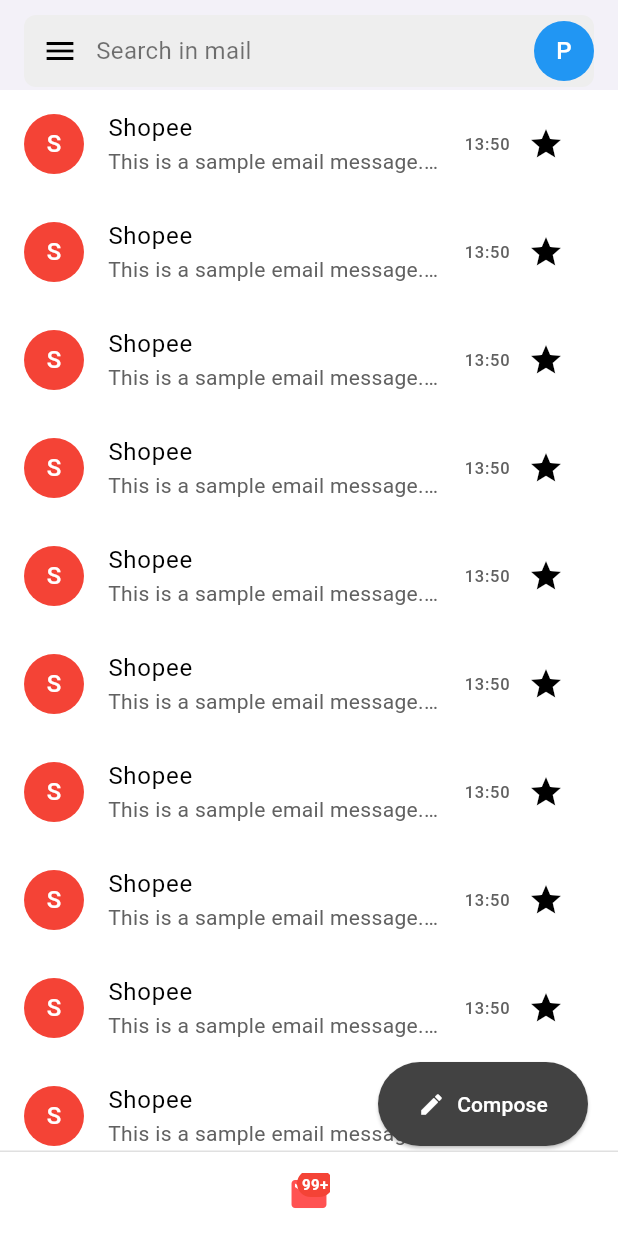
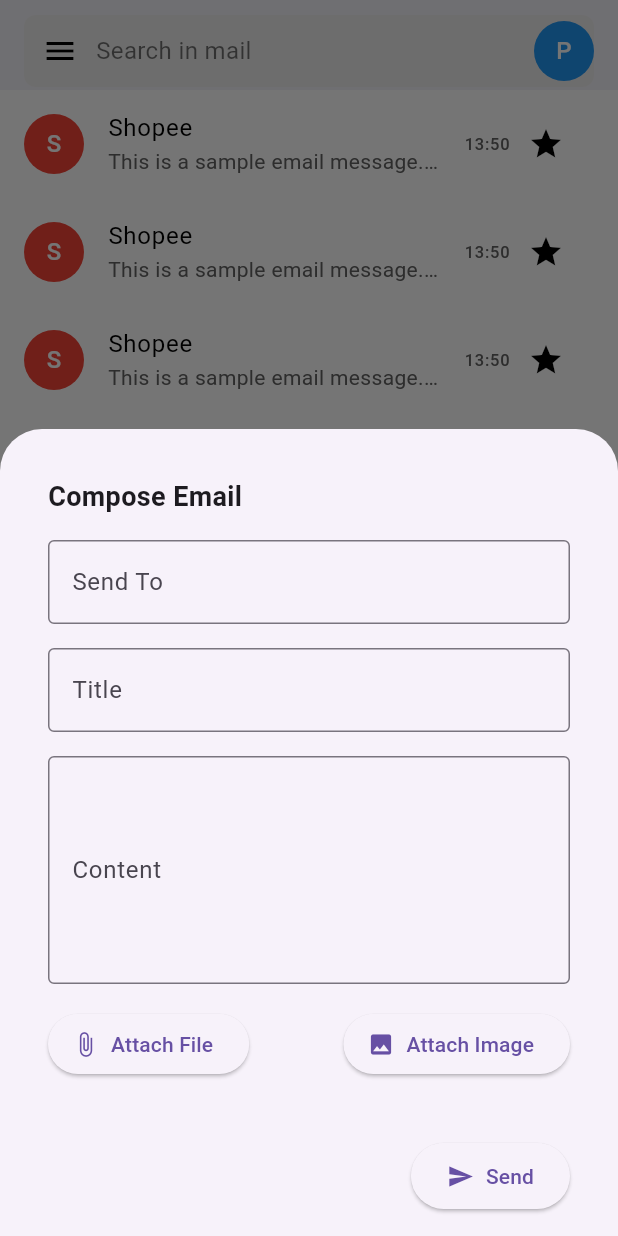
Before and after one commit to VixFong/my_email, a Flutter app: the EmailPage screen opened by its route, scrolled down 576 dp, after a tap on "Compose", on a phone screen of 412 x 824 dp. Run offline on Flutter 3.47's test engine with Material 3 defaults, Android fonts, the phone set to English and light mode, and no system bars; our stand-ins replace file_picker, google_fonts, intl_phone_field, open_file, shared_preferences; accounts and stored records are empty.

Commit message:
Fix icon compose, add compose form, attach files and images, review files and images before send

```diff
--- /dev/null
+++ b/lib/EmailPage/email_compose.dart
@@ -0,0 +1,186 @@
+import 'package:flutter/material.dart';
+import 'package:file_picker/file_picker.dart';
+import 'file_utils.dart';
+
+class ComposeEmailForm extends StatefulWidget {
+  @override
+  _ComposeEmailFormState createState() => _ComposeEmailFormState();
+}
+
+class _ComposeEmailFormState extends State<ComposeEmailForm> {
+  final TextEditingController _toController = TextEditingController();
+  final TextEditingController _titleController = TextEditingController();
+  final TextEditingController _contentController = TextEditingController();
+  final List<Map<String, String>> _attachments = []; // Store file name and path
+
+  Future<void> _pickFile() async {
+    FilePickerResult? result = await FilePicker.platform.pickFiles(
+      allowMultiple: true,
+    );
+    if (result != null) {
+      setState(() {
+        _attachments.addAll(result.files.map((file) => {
+              'name': file.name,
+              'path': file.path ?? '',
+            }));
+      });
+    }
+  }
+
+  Future<void> _pickImage() async {
+    FilePickerResult? result = await FilePicker.platform.pickFiles(
+      type: FileType.image,
+      allowMultiple: true,
+    );
+    if (result != null) {
+      setState(() {
+        _attachments.addAll(result.files.map((file) => {
+              'name': file.name,
+              'path': file.path ?? '',
+            }));
+      });
+    }
+  }
+
+  void _removeAttachment(int index) {
+    setState(() {
+      _attachments.removeAt(index);
+    });
+  }
+
+  void _viewAttachment(String filePath) {
+    if (filePath.isNotEmpty) {
+      openFile(context, filePath); // Mở tệp để xem
+    } else {
+      ScaffoldMessenger.of(context).showSnackBar(
+        const SnackBar(content: Text("File path not found!")),
+      );
+    }
+  }
+
+  @override
+  Widget build(BuildContext context) {
+    return SingleChildScrollView(
+      padding: const EdgeInsets.all(16.0),
+      child: Column(
+        crossAxisAlignment: CrossAxisAlignment.start,
+        children: [
+          const Text(
+            'Compose Email',
+            style: TextStyle(fontSize: 18, fontWeight: FontWeight.bold),
+          ),
+          const SizedBox(height: 16),
+          TextField(
+            controller: _toController,
+            decoration: const InputDecoration(
+              labelText: 'Send To',
+              border: OutlineInputBorder(),
+            ),
+          ),
+          const SizedBox(height: 16),
+          TextField(
+            controller: _titleController,
+            decoration: const InputDecoration(
+              labelText: 'Title',
+              border: OutlineInputBorder(),
+            ),
+          ),
+          const SizedBox(height: 16),
+          TextField(
+            controller: _contentController,
+            maxLines: 5,
+            decoration: const InputDecoration(
+              labelText: 'Content',
+              border: OutlineInputBorder(),
+            ),
+          ),
+          const SizedBox(height: 16),
+          Row(
+            mainAxisAlignment: MainAxisAlignment.spaceBetween,
+            children: [
+              ElevatedButton.icon(
+                onPressed: _pickFile,
+                icon: const Icon(Icons.attach_file),
+                label: const Text('Attach File'),
+              ),
+              ElevatedButton.icon(
+                onPressed: _pickImage,
+                icon: const Icon(Icons.image),
+                label: const Text('Attach Image'),
+              ),
+            ],
+          ),
+          const SizedBox(height: 16),
+          if (_attachments.isNotEmpty)
+            Column(
+              crossAxisAlignment: CrossAxisAlignment.start,
+              children: [
+                const Text(
+                  'Attachments:',
+                  style: TextStyle(fontWeight: FontWeight.bold),
+                ),
+                const SizedBox(height: 8),
+                Wrap(
+                  spacing: 8,
+                  runSpacing: 8,
+                  children: _attachments.asMap().entries.map((entry) {
+                    int index = entry.key;
+                    Map<String, String> file = entry.value;
+                    return Container(
+                      padding: const EdgeInsets.all(8),
+                      decoration: BoxDecoration(
+                        border: Border.all(color: Colors.grey),
+                        borderRadius: BorderRadius.circular(8),
+                      ),
+                      child: Row(
+                        mainAxisSize: MainAxisSize.min,
+                        children: [
+                          GestureDetector(
+                            onTap: () => _viewAttachment(file['path'] ?? ''),
+                            child: Text(
+                              file['name'] ?? 'Unknown File',
+                              style: const TextStyle(
+                                color: Colors.blue,
+                                decoration: TextDecoration.underline,
+                              ),
+                            ),
+                          ),
+                          const SizedBox(width: 8),
+                          GestureDetector(
+                            onTap: () => _removeAttachment(index),
+                            child: const Icon(
+                              Icons.close,
+                              color: Colors.red,
+                              size: 20,
+                            ),
+                          ),
+                        ],
+                      ),
+                    );
+                  }).toList(),
+                ),
+              ],
+            ),
+          const SizedBox(height: 24),
+          Align(
+            alignment: Alignment.centerRight,
+            child: ElevatedButton.icon(
+              onPressed: () {
+                ScaffoldMessenger.of(context).showSnackBar(
+                  SnackBar(
+                      content: Text("Email sent to ${_toController.text}!")),
+                );
+              },
+              icon: const Icon(Icons.send),
+              label: const Text('Send'),
+              style: ElevatedButton.styleFrom(
+                padding:
+                    const EdgeInsets.symmetric(horizontal: 24, vertical: 12),
+              ),
+            ),
+          ),
+        ],
+      ),
+    );
+  }
+}
--- a/lib/EmailPage/email_page.dart
+++ b/lib/EmailPage/email_page.dart
@@ -4,6 +4,7 @@
 import '../theme_provider.dart'; // Added import for ThemeProvider
 import 'search_screen.dart';
 import '../SettingPage/setting_page.dart';
+import 'email_compose.dart';
 
 class EmailPage extends StatefulWidget {
   @override
@@ -19,11 +20,13 @@
 
   void onScroll(ScrollNotification notification) {
     if (notification is UserScrollNotification) {
-      if (notification.direction == ScrollDirection.reverse && isComposeButtonExpanded) {
+      if (notification.direction == ScrollDirection.reverse &&
+          isComposeButtonExpanded) {
         setState(() {
           isComposeButtonExpanded = false;
         });
-      } else if (notification.direction == ScrollDirection.forward && !isComposeButtonExpanded) {
+      } else if (notification.direction == ScrollDirection.forward &&
+          !isComposeButtonExpanded) {
         setState(() {
           isComposeButtonExpanded = true;
         });
@@ -42,17 +45,40 @@
     });
   }
 
+  void showComposeModal(BuildContext context) {
+    showModalBottomSheet(
+      context: context,
+      isScrollControlled: true, // Cho phép cuộn nếu nội dung lớn
+      builder: (context) {
+        return Padding(
+          padding: EdgeInsets.only(
+            bottom: MediaQuery.of(context).viewInsets.bottom,
+            left: 16.0,
+            right: 16.0,
+            top: 16.0,
+          ),
+          child: ComposeEmailForm(),
+        );
+      },
+    );
+  }
+
   @override
   Widget build(BuildContext context) {
-    final themeProvider = Provider.of<ThemeProvider>(context); // **Added ThemeProvider**
+    final themeProvider =
+        Provider.of<ThemeProvider>(context); // **Added ThemeProvider**
 
     return Scaffold(
       key: _scaffoldKey,
-      backgroundColor: themeProvider.isDarkMode ? Colors.black : Colors.white, // **Dark/Light Background**
+      backgroundColor: themeProvider.isDarkMode
+          ? Colors.black
+          : Colors.white, // **Dark/Light Background**
       appBar: PreferredSize(
         preferredSize: Size.fromHeight(60.0),
         child: AppBar(
-          backgroundColor: themeProvider.isDarkMode ? Colors.black : Colors.white, // **Dark/Light AppBar**
+          backgroundColor: themeProvider.isDarkMode
+              ? Colors.black
+              : Colors.white, // **Dark/Light AppBar**
           elevation: 0,
           automaticallyImplyLeading: false,
           flexibleSpace: Padding(
@@ -67,13 +93,18 @@
               child: Container(
                 height: 48,
                 decoration: BoxDecoration(
-                  color: themeProvider.isDarkMode ? Colors.grey[800] : Colors.grey[200], // **Dark/Light Search Box**
+                  color: themeProvider.isDarkMode
+                      ? Colors.grey[800]
+                      : Colors.grey[200], // **Dark/Light Search Box**
                   borderRadius: BorderRadius.circular(8),
                 ),
                 child: Row(
                   children: [
                     IconButton(
-                      icon: Icon(Icons.menu, color: themeProvider.isDarkMode ? Colors.white : Colors.black), // **Dark/Light Menu Icon**
+                      icon: Icon(Icons.menu,
+                          color: themeProvider.isDarkMode
+                              ? Colors.white
+                              : Colors.black), // **Dark/Light Menu Icon**
                       onPressed: () {
                         _scaffoldKey.currentState?.openDrawer();
                       },
@@ -82,13 +113,17 @@
                       child: Text(
                         'Search in mail',
                         style: TextStyle(
-                          color: themeProvider.isDarkMode ? Colors.white70 : Colors.black54, // **Dark/Light Text**
+                          color: themeProvider.isDarkMode
+                              ? Colors.white70
+                              : Colors.black54, // **Dark/Light Text**
                           fontSize: 16,
                         ),
                       ),
                     ),
                     CircleAvatar(
-                      backgroundColor: themeProvider.isDarkMode ? Colors.grey : Colors.blue, // **Dark/Light Avatar**
+                      backgroundColor: themeProvider.isDarkMode
+                          ? Colors.grey
+                          : Colors.blue, // **Dark/Light Avatar**
                       child: Text(
                         'P',
                         style: TextStyle(color: Colors.white),
@@ -102,11 +137,16 @@
         ),
       ),
       drawer: Drawer(
-        backgroundColor: themeProvider.isDarkMode ? Colors.grey[900] : Colors.white, // **Dark/Light Drawer**
+        backgroundColor: themeProvider.isDarkMode
+            ? Colors.grey[900]
+            : Colors.white, // **Dark/Light Drawer**
         child: Column(
           children: [
             DrawerHeader(
-              decoration: BoxDecoration(color: themeProvider.isDarkMode ? Colors.black : Colors.grey[900]), // **Dark/Light Drawer Header**
+              decoration: BoxDecoration(
+                  color: themeProvider.isDarkMode
+                      ? Colors.black
+                      : Colors.grey[900]), // **Dark/Light Drawer Header**
               child: Row(
                 children: [
                   Icon(Icons.email, color: Colors.white, size: 40),
@@ -126,7 +166,10 @@
                     leading: Icon(Icons.inbox, color: Colors.redAccent),
                     title: Text(
                       'Primary',
-                      style: TextStyle(color: themeProvider.isDarkMode ? Colors.white70 : Colors.black), // **Dark/Light Text**
+                      style: TextStyle(
+                          color: themeProvider.isDarkMode
+                              ? Colors.white70
+                              : Colors.black), // **Dark/Light Text**
                     ),
                     onTap: () {
                       // Handle Primary folder navigation
@@ -136,13 +179,17 @@
                     leading: Icon(Icons.star, color: Colors.amber),
                     title: Text(
                       'Starred',
-                      style: TextStyle(color: themeProvider.isDarkMode ? Colors.white70 : Colors.black), // **Dark/Light Text**
+                      style: TextStyle(
+                          color: themeProvider.isDarkMode
+                              ? Colors.white70
+                              : Colors.black), // **Dark/Light Text**
                     ),
                     onTap: () {
                       Navigator.push(
                         context,
                         MaterialPageRoute(
-                          builder: (context) => StarredEmailsPage(starredEmails),
+                          builder: (context) =>
+                              StarredEmailsPage(starredEmails),
                         ),
                       );
                     },
@@ -150,12 +197,21 @@
                 ],
               ),
             ),
-            Divider(color: themeProvider.isDarkMode ? Colors.grey[800] : Colors.grey), // **Dark/Light Divider**
+            Divider(
+                color: themeProvider.isDarkMode
+                    ? Colors.grey[800]
+                    : Colors.grey), // **Dark/Light Divider**
             ListTile(
-              leading: Icon(Icons.settings, color: themeProvider.isDarkMode ? Colors.grey : Colors.black), // **Dark/Light Settings Icon**
+              leading: Icon(Icons.settings,
+                  color: themeProvider.isDarkMode
+                      ? Colors.grey
+                      : Colors.black), // **Dark/Light Settings Icon**
               title: Text(
                 'Settings',
-                style: TextStyle(color: themeProvider.isDarkMode ? Colors.white70 : Colors.black), // **Dark/Light Text**
+                style: TextStyle(
+                    color: themeProvider.isDarkMode
+                        ? Colors.white70
+                        : Colors.black), // **Dark/Light Text**
               ),
               onTap: () {
                 Navigator.push(
@@ -168,7 +224,10 @@
               leading: Icon(Icons.logout, color: Colors.red),
               title: Text(
                 'Logout',
-                style: TextStyle(color: themeProvider.isDarkMode ? Colors.white70 : Colors.black), // **Dark/Light Text**
+                style: TextStyle(
+                    color: themeProvider.isDarkMode
+                        ? Colors.white70
+                        : Colors.black), // **Dark/Light Text**
               ),
               onTap: () {
                 // Handle Logout navigation
@@ -201,11 +260,17 @@
                   ),
                   title: Text(
                     'Shopee',
-                    style: TextStyle(color: themeProvider.isDarkMode ? Colors.white70 : Colors.black), // **Dark/Light Text**
+                    style: TextStyle(
+                        color: themeProvider.isDarkMode
+                            ? Colors.white70
+                            : Colors.black), // **Dark/Light Text**
                   ),
                   subtitle: Text(
                     'This is a sample email message. Slide to see more...',
-                    style: TextStyle(color: themeProvider.isDarkMode ? Colors.grey[500] : Colors.grey[700]), // **Dark/Light Text**
+                    style: TextStyle(
+                        color: themeProvider.isDarkMode
+                            ? Colors.grey[500]
+                            : Colors.grey[700]), // **Dark/Light Text**
                     maxLines: 1,
                     overflow: TextOverflow.ellipsis,
                   ),
@@ -214,12 +279,19 @@
                     children: [
                       Text(
                         '13:50',
-                        style: TextStyle(color: themeProvider.isDarkMode ? Colors.grey[500] : Colors.grey[700]), // **Dark/Light Text**
+                        style: TextStyle(
+                            color: themeProvider.isDarkMode
+                                ? Colors.grey[500]
+                                : Colors.grey[700]), // **Dark/Light Text**
                       ),
                       IconButton(
                         icon: Icon(
                           Icons.star,
-                          color: starredEmails.contains(index) ? Colors.amber : themeProvider.isDarkMode ? Colors.grey : Colors.black, // **Dark/Light Icon**
+                          color: starredEmails.contains(index)
+                              ? Colors.amber
+                              : themeProvider.isDarkMode
+                                  ? Colors.grey
+                                  : Colors.black, // **Dark/Light Icon**
                         ),
                         onPressed: () {
                           toggleStar(index);
@@ -241,22 +313,30 @@
               height: 56,
               child: ElevatedButton(
                 style: ElevatedButton.styleFrom(
-                  backgroundColor: themeProvider.isDarkMode ? Colors.grey[800] : Colors.grey[800], // **Dark/Light Button**
+                  backgroundColor: themeProvider.isDarkMode
+                      ? Colors.grey[800]
+                      : Colors.grey[800], // **Dark/Light Button**
                   shape: RoundedRectangleBorder(
                     borderRadius: BorderRadius.circular(30),
                   ),
                   padding: EdgeInsets.zero,
                 ),
                 onPressed: () {
-                  // Handle compose button click
+                  showComposeModal(context);
                 },
                 child: isComposeButtonExpanded
                     ? Row(
                         mainAxisAlignment: MainAxisAlignment.center,
+                        crossAxisAlignment: CrossAxisAlignment.center,
                         children: [
                           Icon(Icons.edit, color: Colors.white),
                           SizedBox(width: 8),
-                          Text('Compose', style: TextStyle(color: Colors.white)),
+                          Flexible(
+                              child: Text(
+                            'Compose',
+                            style: TextStyle(color: Colors.white),
+                            textAlign: TextAlign.center,
+                          )),
                         ],
                       )
                     : Icon(Icons.edit, color: Colors.white),
@@ -273,11 +353,15 @@
                 Divider(
                   height: 1,
                   thickness: 1,
-                  color: themeProvider.isDarkMode ? Colors.grey[800] : Colors.grey[300], // **Dark/Light Divider**
+                  color: themeProvider.isDarkMode
+                      ? Colors.grey[800]
+                      : Colors.grey[300], // **Dark/Light Divider**
                 ),
                 Container(
                   height: 56,
-                  color: themeProvider.isDarkMode ? Colors.black : Colors.white, // **Dark/Light Footer**
+                  color: themeProvider.isDarkMode
+                      ? Colors.black
+                      : Colors.white, // **Dark/Light Footer**
                   child: Center(
                     child: Stack(
                       alignment: Alignment.center,
@@ -332,10 +416,13 @@
 
   @override
   Widget build(BuildContext context) {
-    final themeProvider = Provider.of<ThemeProvider>(context); // **Added ThemeProvider**
+    final themeProvider =
+        Provider.of<ThemeProvider>(context); // **Added ThemeProvider**
     return Scaffold(
       appBar: AppBar(
-        backgroundColor: themeProvider.isDarkMode ? Colors.black : Colors.blue, // **Dark/Light AppBar**
+        backgroundColor: themeProvider.isDarkMode
+            ? Colors.black
+            : Colors.blue, // **Dark/Light AppBar**
         title: Text('Starred Emails'),
       ),
       body: ListView.builder(
@@ -352,11 +439,17 @@
             ),
             title: Text(
               'Shopee',
-              style: TextStyle(color: themeProvider.isDarkMode ? Colors.white70 : Colors.black), // **Dark/Light Text**
+              style: TextStyle(
+                  color: themeProvider.isDarkMode
+                      ? Colors.white70
+                      : Colors.black), // **Dark/Light Text**
             ),
             subtitle: Text(
               'This is a starred email message.',
-              style: TextStyle(color: themeProvider.isDarkMode ? Colors.grey[500] : Colors.grey[700]), // **Dark/Light Text**
+              style: TextStyle(
+                  color: themeProvider.isDarkMode
+                      ? Colors.grey[500]
+                      : Colors.grey[700]), // **Dark/Light Text**
             ),
           );
         },
--- a/pubspec.yaml
+++ b/pubspec.yaml
@@ -42,6 +42,8 @@
   shared_preferences: ^2.3.3
   provider: ^6.1.2
   google_fonts: ^6.2.1
+  file_picker: ^8.1.4
+  open_file: ^3.5.10
 
 dev_dependencies:
   flutter_test:
```
Also changed, not shown: lib/EmailPage/file_utils.dart (added, +23 -0 lines), pubspec.lock, 5 other files.
